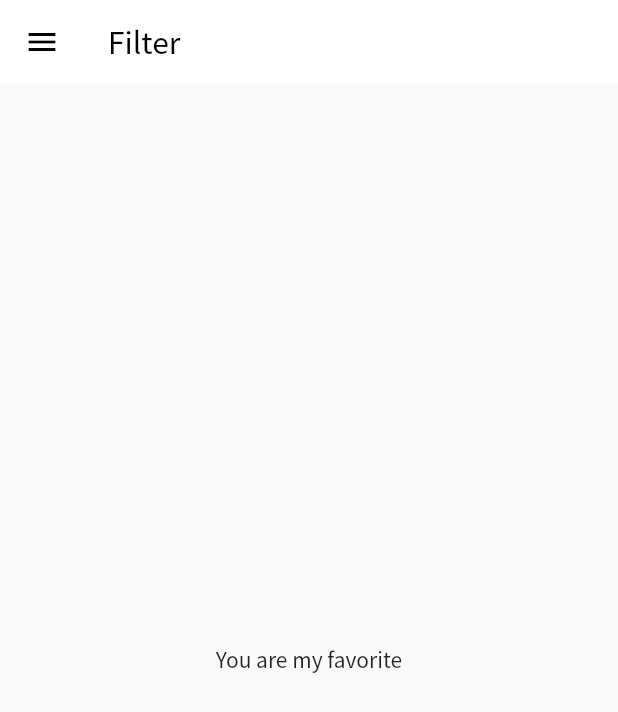
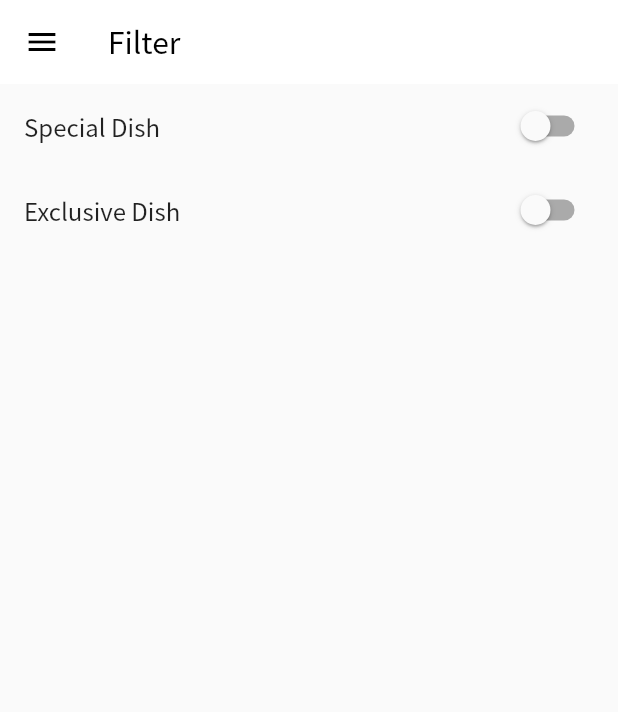
Before and after one commit to rezaageng/wanmin_restaurant, a Flutter app: the Filter screen opened by its route, on a phone screen of 412 x 824 dp. Shown: the top 712 px of the screen. Run offline on Flutter 3.47's test engine with Material 2 defaults, Android fonts, the phone set to English and light mode, and no system bars.

Commit message:
feat(filter): :sparkles: add switch tile

```diff
--- a/lib/screens/filter.dart
+++ b/lib/screens/filter.dart
@@ -2,10 +2,18 @@ import 'package:flutter/material.dart';
 
 import '../navigations/left_drawer.dart';
 
-class Filter extends StatelessWidget {
+class Filter extends StatefulWidget {
   static const routeName = '/filter';
 
   const Filter({Key? key}) : super(key: key);
+
+  @override
+  State<Filter> createState() => _FilterState();
+}
+
+class _FilterState extends State<Filter> {
+  bool _special = false;
+  bool _exclusive = false;
 
   @override
   Widget build(BuildContext context) {
@@ -21,9 +29,25 @@ class Filter extends StatelessWidget {
           ),
         ),
         drawer: const LeftDrawer(),
-      body: const Center(
-        child: Text('You are my favorite'),
+        body: ListView(
+          children: [
+            SwitchListTile.adaptive(
+              enableFeedback: false,
+              value: _special,
+              onChanged: (value) => setState(() {
+                _special = value;
+              }),
+              title: const Text('Special Dish'),
             ),
-    );
+            SwitchListTile.adaptive(
+              enableFeedback: false,
+              value: _exclusive,
+              onChanged: (value) => setState(() {
+                _exclusive = value;
+              }),
+              title: const Text('Exclusive Dish'),
+            ),
+          ],
+        ));
   }
 }
```
Lines whose indentation alone changed are shown as unchanged.
